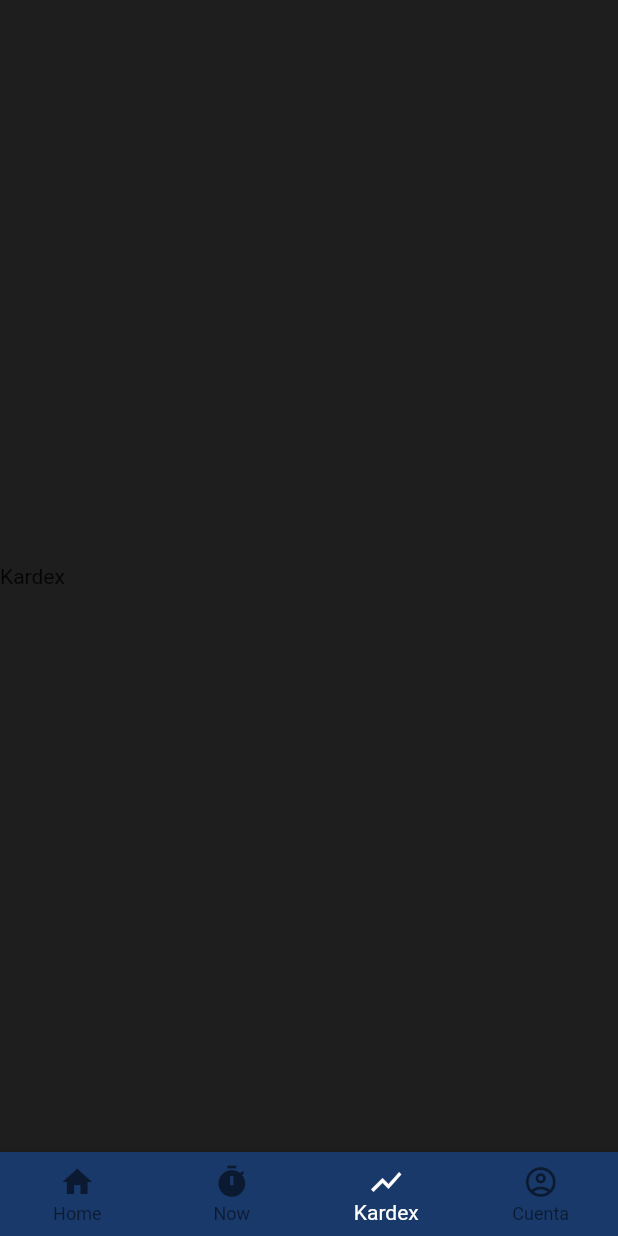
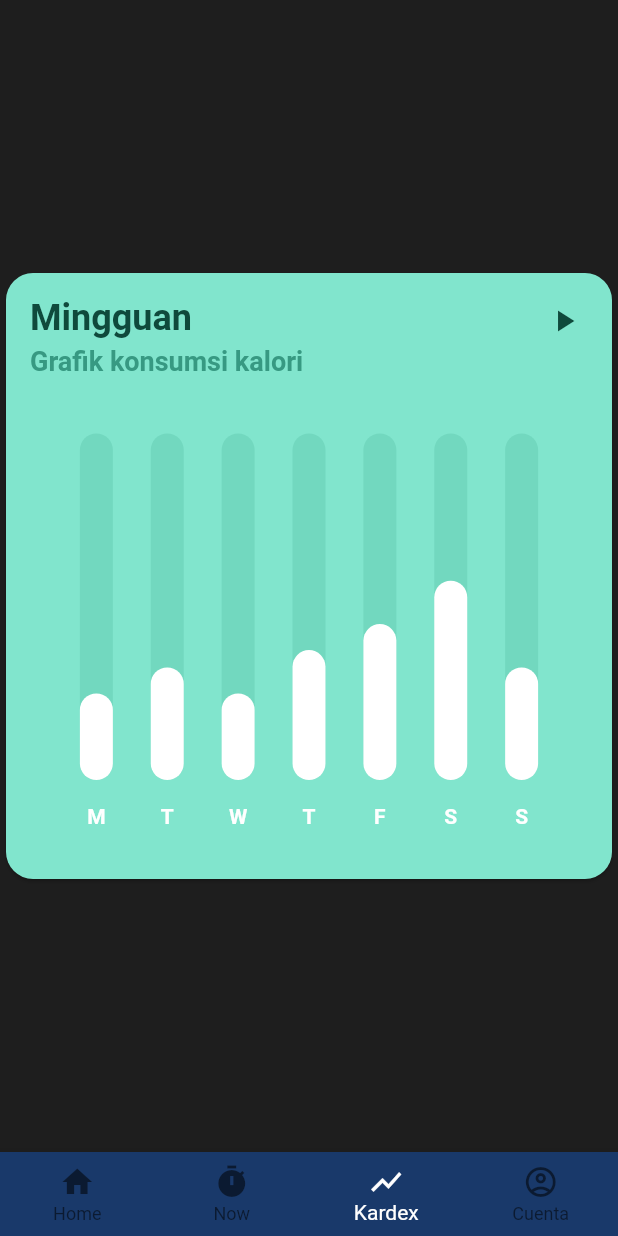
Before and after one commit to jantoniozandate/itl-status-b, a Flutter app: the BottomNavigatorHome screen opened directly, item 3 of the bottom bar chosen, on a phone screen of 412 x 824 dp. Run offline on Flutter 3.47's test engine with Material 2 defaults, Android fonts, the phone set to English and light mode, and no system bars; drawn by our look-alikes of fl_chart; our stand-ins replace firebase_messaging, flutter_dotenv, flutter_secure_storage, flutter_svg, flutter_swiper, get_it and 2 more; missing offline and left inert: flutter_page_indicator; accounts and stored records are empty.

Commit message:
screen kardex

```diff
--- a/lib/src/pages/Home/components/navigator.home.dart
+++ b/lib/src/pages/Home/components/navigator.home.dart
@@ -1,5 +1,6 @@
 import 'package:flutter/material.dart';
 import 'package:hexcolor/hexcolor.dart';
+import 'package:itlstatusb/src/screens/ScreenKardex/screenKardex.dart';
 
 // Screens
 import 'package:itlstatusb/src/screens/ScreenNow/screenNow.dart';
@@ -18,10 +19,7 @@ class BottomNavigatorHomeState extends State<BottomNavigatorHome> {
       Text('Hola'),
     ]),
     ScreenNow(),
-    Column(
-      mainAxisAlignment: MainAxisAlignment.center,
-      children: [Text('Kardex')],
-    ),
+    ScreenKardex(),
     Column(
       mainAxisAlignment: MainAxisAlignment.center,
       children: [Text('Cuenta')],
--- /dev/null
+++ b/lib/src/screens/ScreenKardex/screenKardex.dart
@@ -0,0 +1,348 @@
+import 'dart:math';
+
+import 'package:flutter/gestures.dart';
+import 'package:flutter/material.dart';
+import 'package:flutter/foundation.dart';
+
+import 'package:fl_chart/fl_chart.dart';
+
+class ScreenKardex extends StatefulWidget {
+  ScreenKardex({Key key}) : super(key: key);
+  final List<Color> availableColors = [
+    Colors.purpleAccent,
+    Colors.yellow,
+    Colors.lightBlue,
+    Colors.orange,
+    Colors.pink,
+    Colors.redAccent,
+  ];
+
+  @override
+  _ScreenKardexState createState() => _ScreenKardexState();
+}
+
+class _ScreenKardexState extends State<ScreenKardex> {
+  final Color barBackgroundColor = const Color(0xff72d8bf);
+  final Duration animDuration = const Duration(milliseconds: 250);
+
+  int touchedIndex;
+
+  bool isPlaying = false;
+
+  @override
+  Widget build(BuildContext context) {
+    return Center(
+        child: Column(
+          mainAxisAlignment: MainAxisAlignment.center,
+      children: [
+        AspectRatio(
+          aspectRatio: 1,
+          child: Card(
+            shape:
+                RoundedRectangleBorder(borderRadius: BorderRadius.circular(18)),
+            color: const Color(0xff81e5cd),
+            child: Stack(
+              children: <Widget>[
+                Padding(
+                  padding: const EdgeInsets.all(16),
+                  child: Column(
+                    crossAxisAlignment: CrossAxisAlignment.stretch,
+                    mainAxisAlignment: MainAxisAlignment.start,
+                    mainAxisSize: MainAxisSize.max,
+                    children: <Widget>[
+                      Text(
+                        'Mingguan',
+                        style: TextStyle(
+                            color: const Color(0xff0f4a3c),
+                            fontSize: 24,
+                            fontWeight: FontWeight.bold),
+                      ),
+                      const SizedBox(
+                        height: 4,
+                      ),
+                      Text(
+                        'Grafik konsumsi kalori',
+                        style: TextStyle(
+                            color: const Color(0xff379982),
+                            fontSize: 18,
+                            fontWeight: FontWeight.bold),
+                      ),
+                      const SizedBox(
+                        height: 38,
+                      ),
+                      Expanded(
+                        child: Padding(
+                          padding: const EdgeInsets.symmetric(horizontal: 8.0),
+                          child: BarChart(
+                            isPlaying ? randomData() : mainBarData(),
+                            swapAnimationDuration: animDuration,
+                          ),
+                        ),
+                      ),
+                      const SizedBox(
+                        height: 12,
+                      ),
+                    ],
+                  ),
+                ),
+                Padding(
+                  padding: const EdgeInsets.all(8.0),
+                  child: Align(
+                    alignment: Alignment.topRight,
+                    child: IconButton(
+                      icon: Icon(
+                        isPlaying ? Icons.pause : Icons.play_arrow,
+                        color: const Color(0xff0f4a3c),
+                      ),
+                      onPressed: () {
+                        setState(() {
+                          isPlaying = !isPlaying;
+                          if (isPlaying) {
+                            refreshState();
+                          }
+                        });
+                      },
+                    ),
+                  ),
+                )
+              ],
+            ),
+          ),
+        )
+      ],
+    ));
+  }
+
+  BarChartGroupData makeGroupData(
+    int x,
+    double y, {
+    bool isTouched = false,
+    Color barColor = Colors.white,
+    double width = 22,
+    List<int> showTooltips = const [],
+  }) {
+    return BarChartGroupData(
+      x: x,
+      barRods: [
+        BarChartRodData(
+          y: isTouched ? y + 1 : y,
+          colors: isTouched ? [Colors.yellow] : [barColor],
+          width: width,
+          backDrawRodData: BackgroundBarChartRodData(
+            show: true,
+            y: 20,
+            colors: [barBackgroundColor],
+          ),
+        ),
+      ],
+      showingTooltipIndicators: showTooltips,
+    );
+  }
+
+  List<BarChartGroupData> showingGroups() => List.generate(7, (i) {
+        switch (i) {
+          case 0:
+            return makeGroupData(0, 5, isTouched: i == touchedIndex);
+          case 1:
+            return makeGroupData(1, 6.5, isTouched: i == touchedIndex);
+          case 2:
+            return makeGroupData(2, 5, isTouched: i == touchedIndex);
+          case 3:
+            return makeGroupData(3, 7.5, isTouched: i == touchedIndex);
+          case 4:
+            return makeGroupData(4, 9, isTouched: i == touchedIndex);
+          case 5:
+            return makeGroupData(5, 11.5, isTouched: i == touchedIndex);
+          case 6:
+            return makeGroupData(6, 6.5, isTouched: i == touchedIndex);
+          default:
+            return null;
+        }
+      });
+
+  BarChartData mainBarData() {
+    return BarChartData(
+      barTouchData: BarTouchData(
+        touchTooltipData: BarTouchTooltipData(
+            tooltipBgColor: Colors.blueGrey,
+            getTooltipItem: (group, groupIndex, rod, rodIndex) {
+              String weekDay;
+              switch (group.x.toInt()) {
+                case 0:
+                  weekDay = 'Monday';
+                  break;
+                case 1:
+                  weekDay = 'Tuesday';
+                  break;
+                case 2:
+                  weekDay = 'Wednesday';
+                  break;
+                case 3:
+                  weekDay = 'Thursday';
+                  break;
+                case 4:
+                  weekDay = 'Friday';
+                  break;
+                case 5:
+                  weekDay = 'Saturday';
+                  break;
+                case 6:
+                  weekDay = 'Sunday';
+                  break;
+              }
+              return BarTooltipItem(
+                weekDay + '\n',
+                TextStyle(
+                  color: Colors.white,
+                  fontWeight: FontWeight.bold,
+                  fontSize: 18,
+                ),
+                children: <TextSpan>[
+                  TextSpan(
+                    text: (rod.y - 1).toString(),
+                    style: TextStyle(
+                      color: Colors.yellow,
+                      fontSize: 16,
+                      fontWeight: FontWeight.w500,
+                    ),
+                  ),
+                ],
+              );
+            }),
+        touchCallback: (barTouchResponse) {
+          setState(() {
+            if (barTouchResponse.spot != null &&
+                barTouchResponse.touchInput is! PointerUpEvent &&
+                barTouchResponse.touchInput is! PointerExitEvent) {
+              touchedIndex = barTouchResponse.spot.touchedBarGroupIndex;
+            } else {
+              touchedIndex = -1;
+            }
+          });
+        },
+      ),
+      titlesData: FlTitlesData(
+        show: true,
+        bottomTitles: SideTitles(
+          showTitles: true,
+          getTextStyles: (value) => const TextStyle(
+              color: Colors.white, fontWeight: FontWeight.bold, fontSize: 14),
+          margin: 16,
+          getTitles: (double value) {
+            switch (value.toInt()) {
+              case 0:
+                return 'M';
+              case 1:
+                return 'T';
+              case 2:
+                return 'W';
+              case 3:
+                return 'T';
+              case 4:
+                return 'F';
+              case 5:
+                return 'S';
+              case 6:
+                return 'S';
+              default:
+                return '';
+            }
+          },
+        ),
+        leftTitles: SideTitles(
+          showTitles: false,
+        ),
+      ),
+      borderData: FlBorderData(
+        show: false,
+      ),
+      barGroups: showingGroups(),
+    );
+  }
+
+  BarChartData randomData() {
+    return BarChartData(
+      barTouchData: BarTouchData(
+        enabled: false,
+      ),
+      titlesData: FlTitlesData(
+        show: true,
+        bottomTitles: SideTitles(
+          showTitles: true,
+          getTextStyles: (value) => const TextStyle(
+              color: Colors.white, fontWeight: FontWeight.bold, fontSize: 14),
+          margin: 16,
+          getTitles: (double value) {
+            switch (value.toInt()) {
+              case 0:
+                return 'M';
+              case 1:
+                return 'T';
+              case 2:
+                return 'W';
+              case 3:
+                return 'T';
+              case 4:
+                return 'F';
+              case 5:
+                return 'S';
+              case 6:
+                return 'S';
+              default:
+                return '';
+            }
+          },
+        ),
+        leftTitles: SideTitles(
+          showTitles: false,
+        ),
+      ),
+      borderData: FlBorderData(
+        show: false,
+      ),
+      barGroups: List.generate(7, (i) {
+        switch (i) {
+          case 0:
+            return makeGroupData(0, Random().nextInt(15).toDouble() + 6,
+                barColor: widget.availableColors[
+                    Random().nextInt(widget.availableColors.length)]);
+          case 1:
+            return makeGroupData(1, Random().nextInt(15).toDouble() + 6,
+                barColor: widget.availableColors[
+                    Random().nextInt(widget.availableColors.length)]);
+          case 2:
+            return makeGroupData(2, Random().nextInt(15).toDouble() + 6,
+                barColor: widget.availableColors[
+                    Random().nextInt(widget.availableColors.length)]);
+          case 3:
+            return makeGroupData(3, Random().nextInt(15).toDouble() + 6,
+                barColor: widget.availableColors[
+                    Random().nextInt(widget.availableColors.length)]);
+          case 4:
+            return makeGroupData(4, Random().nextInt(15).toDouble() + 6,
+                barColor: widget.availableColors[
+                    Random().nextInt(widget.availableColors.length)]);
+          case 5:
+            return makeGroupData(5, Random().nextInt(15).toDouble() + 6,
+                barColor: widget.availableColors[
+                    Random().nextInt(widget.availableColors.length)]);
+          case 6:
+            return makeGroupData(6, Random().nextInt(15).toDouble() + 6,
+                barColor: widget.availableColors[
+                    Random().nextInt(widget.availableColors.length)]);
+          default:
+            return null;
+        }
+      }),
+    );
+  }
+
+  Future<dynamic> refreshState() async {
+    setState(() {});
+    await Future<dynamic>.delayed(
+        animDuration + const Duration(milliseconds: 50));
+    if (isPlaying) {
+      refreshState();
+    }
+  }
+}
--- a/pubspec.yaml
+++ b/pubspec.yaml
@@ -31,7 +31,7 @@ dependencies:
   # The following adds the Cupertino Icons font to your application.
   # Use with the CupertinoIcons class for iOS style icons.
   cupertino_icons: ^1.0.0
-  flutter_svg: ^0.19.1
+  flutter_svg: 0.21.0-nullsafety.0
   get_it: ^4.0.2
   stacked: ^1.6.0
   stacked_services: ^0.4.3
```
Also changed, not shown: pubspec.lock.
